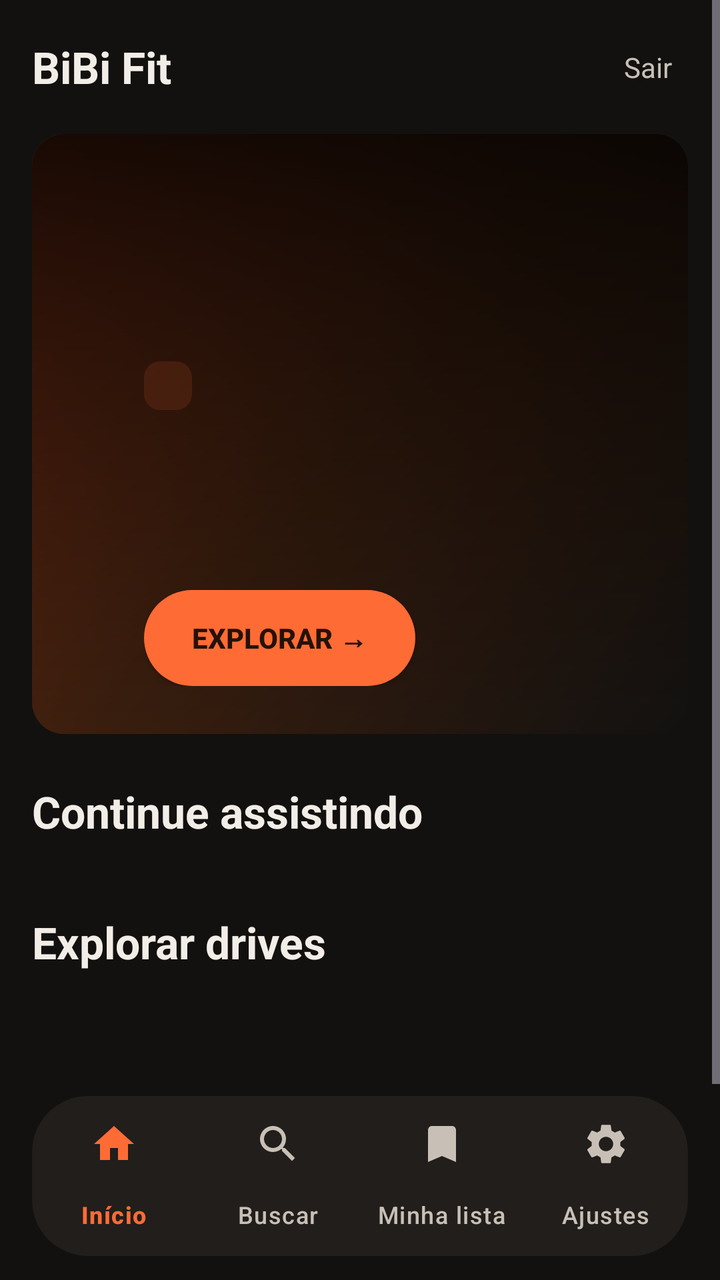
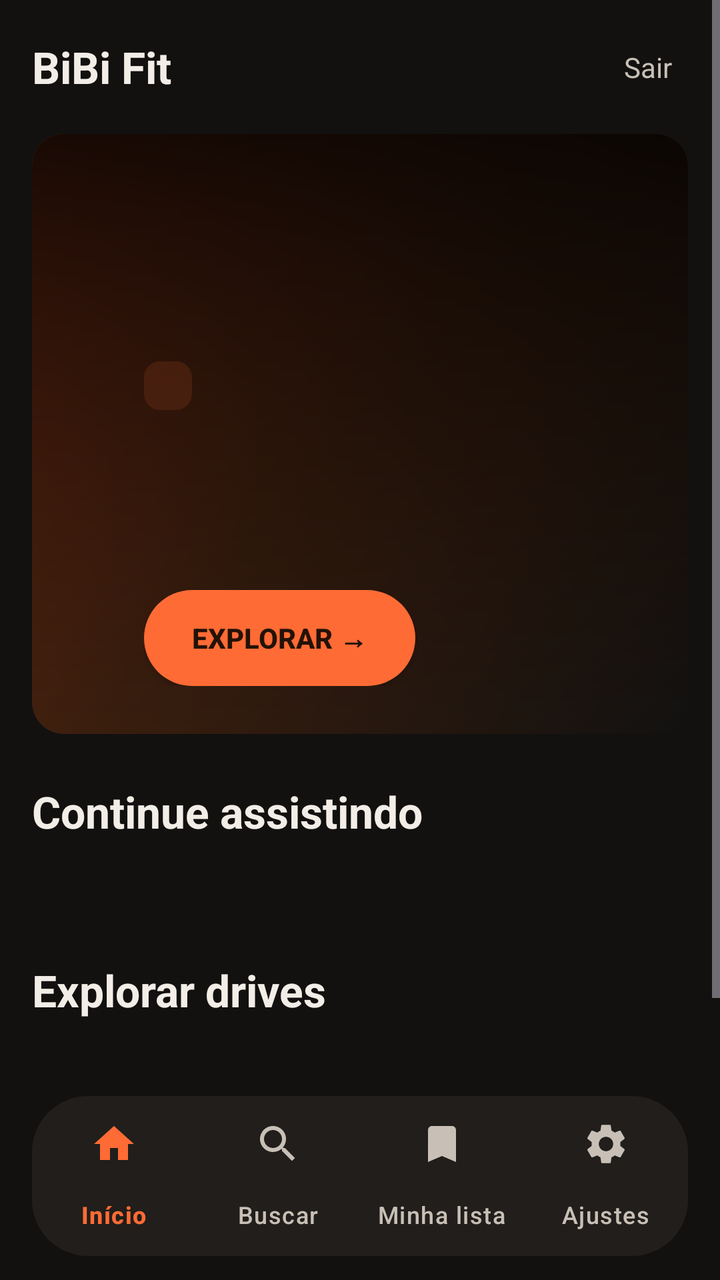

An Android layout rendered at two revisions. The XML below is the earlier revision; the diff shows what the commit changed to produce the second picture.
<!-- AndroidManifest.xml: application theme Theme.BiBiFit -->
<!-- res/layout/activity_home.xml -->
<?xml version="1.0" encoding="utf-8"?>
<LinearLayout xmlns:android="http://schemas.android.com/apk/res/android"
    xmlns:app="http://schemas.android.com/apk/res-auto"
    android:layout_width="match_parent"
    android:layout_height="match_parent"
    android:background="@color/md_background"
    android:orientation="vertical">

    <ScrollView
        android:layout_width="match_parent"
        android:layout_height="0dp"
        android:layout_weight="1"
        android:fillViewport="true">

        <LinearLayout
            android:layout_width="match_parent"
            android:layout_height="wrap_content"
            android:orientation="vertical"
            android:paddingHorizontal="@dimen/content_margin"
            android:paddingTop="@dimen/spacing_lg"
            android:paddingBottom="@dimen/spacing_lg">

            
            <LinearLayout
                android:layout_width="match_parent"
                android:layout_height="wrap_content"
                android:gravity="center_vertical"
                android:orientation="horizontal">

                <TextView
                    android:layout_width="0dp"
                    android:layout_height="wrap_content"
                    android:layout_weight="1"
                    android:text="@string/app_name"
                    android:textColor="@color/md_on_surface"
                    android:textSize="@dimen/text_topbar_title"
                    android:textStyle="bold" />

                <TextView
                    android:id="@+id/topSair"
                    android:layout_width="wrap_content"
                    android:layout_height="wrap_content"
                    android:clickable="true"
                    android:focusable="true"
                    android:background="@drawable/focus_ring_transparent"
                    android:focusableInTouchMode="true"
                    android:padding="@dimen/spacing_sm"
                    android:text="@string/home_logout"
                    android:textColor="@color/md_on_surface_variant"
                    android:textSize="@dimen/text_topbar_action" />
            </LinearLayout>

            
            <com.google.android.material.card.MaterialCardView
                android:id="@+id/heroCard"
                android:layout_width="match_parent"
                android:layout_height="@dimen/hero_height"
                android:layout_marginTop="@dimen/spacing_lg"
                app:cardCornerRadius="@dimen/radius_lg"
                app:cardElevation="@dimen/elevation_0"
                app:cardBackgroundColor="@color/tile_bg">

                <FrameLayout
                    android:layout_width="match_parent"
                    android:layout_height="match_parent">

                    
                    <View
                        android:id="@+id/heroBg"
                        android:layout_width="match_parent"
                        android:layout_height="match_parent"
                        android:background="@drawable/hero_gradient" />

                    
                    <ImageView
                        android:id="@+id/heroThumb"
                        android:layout_width="match_parent"
                        android:layout_height="match_parent"
                        android:scaleType="centerCrop"
                        android:visibility="gone"
                        android:contentDescription="@string/thumb_desc" />

                    
                    <View
                        android:id="@+id/heroScrim"
                        android:layout_width="match_parent"
                        android:layout_height="match_parent"
                        android:background="@drawable/hero_scrim" />

                    

                    <LinearLayout
                        android:layout_width="match_parent"
                        android:layout_height="wrap_content"
                        android:layout_gravity="bottom|start"
                        android:orientation="vertical"
                        android:paddingHorizontal="@dimen/hero_text_padding_side"
                        android:paddingVertical="@dimen/spacing_xl">

                        <TextView
                            android:id="@+id/heroBadge"
                            android:layout_width="wrap_content"
                            android:layout_height="wrap_content"
                            android:background="@drawable/chip_badge"
                            android:paddingHorizontal="@dimen/spacing_md"
                            android:paddingVertical="@dimen/spacing_xs"
                            android:textColor="@color/md_primary"
                            android:textSize="@dimen/text_hero_badge"
                            android:textStyle="bold" />

                        <TextView
                            android:id="@+id/heroTitle"
                            android:layout_width="match_parent"
                            android:layout_height="wrap_content"
                            android:layout_marginTop="@dimen/spacing_sm"
                            android:ellipsize="end"
                            android:maxLines="2"
                            android:textColor="@color/md_on_surface"
                            android:textSize="@dimen/text_hero_title"
                            android:textStyle="bold" />

                        <TextView
                            android:id="@+id/heroSubtitle"
                            android:layout_width="match_parent"
                            android:layout_height="wrap_content"
                            android:layout_marginTop="4dp"
                            android:ellipsize="end"
                            android:maxLines="2"
                            android:textColor="@color/md_on_surface_variant"
                            android:textSize="@dimen/text_hero_subtitle" />

                        <androidx.appcompat.widget.AppCompatButton
                            android:id="@+id/heroPlay"
                            android:layout_width="wrap_content"
                            android:layout_height="48dp"
                            android:layout_marginTop="@dimen/spacing_lg"
                            android:background="@drawable/btn_primary_pill"
                            android:paddingHorizontal="@dimen/spacing_xl"
                            android:text="@string/explore_cta"
                            android:textColor="@color/md_on_primary"
                            android:textSize="@dimen/text_button"
                            android:textStyle="bold" />

                        
                    </LinearLayout>

                    
                </FrameLayout>
            </com.google.android.material.card.MaterialCardView>

            
            <LinearLayout
                android:id="@+id/featuredSection"
                android:layout_width="match_parent"
                android:layout_height="wrap_content"
                android:layout_marginTop="@dimen/spacing_xl"
                android:orientation="vertical"
                android:visibility="gone">

                <TextView
                    android:layout_width="match_parent"
                    android:layout_height="wrap_content"
                    android:text="@string/continue_from_where"
                    android:textColor="@color/md_on_surface"
                    android:textSize="@dimen/text_section_title"
                    android:textStyle="bold" />

                <com.google.android.material.card.MaterialCardView
                    android:id="@+id/featured_card"
                    android:layout_width="match_parent"
                    android:layout_height="wrap_content"
                    android:layout_marginTop="@dimen/spacing_md"
                    app:cardCornerRadius="@dimen/radius_lg"
                    app:cardElevation="@dimen/elevation_0"
                    app:cardBackgroundColor="@color/tile_bg">

                    <LinearLayout
                        android:layout_width="match_parent"
                        android:layout_height="wrap_content"
                        android:orientation="horizontal"
                        android:padding="@dimen/spacing_lg">

                        <FrameLayout
                            android:layout_width="200dp"
                            android:layout_height="112dp">

                            <View
                                android:id="@+id/featuredBg"
                                android:layout_width="match_parent"
                                android:layout_height="match_parent"
                                android:background="@drawable/card_gradient_pink" />

                            <ImageView
                                android:id="@+id/featuredThumb"
                                android:layout_width="match_parent"
                                android:layout_height="match_parent"
                                android:scaleType="centerCrop"
                                android:visibility="gone"
                                android:contentDescription="@string/thumb_desc" />

                            <TextView
                                android:id="@+id/featuredDriveArt"
                                android:layout_width="match_parent"
                                android:layout_height="match_parent"
                                android:gravity="center"
                                android:textColor="@color/tile_title"
                                android:textSize="@dimen/text_monogram"
                                android:textStyle="bold" />
                        </FrameLayout>

                        <LinearLayout
                            android:layout_width="0dp"
                            android:layout_height="wrap_content"
                            android:layout_marginStart="@dimen/spacing_lg"
                            android:layout_weight="1"
                            android:orientation="vertical">

                            <TextView
                                android:id="@+id/featuredTitle"
                                android:layout_width="match_parent"
                                android:layout_height="wrap_content"
                                android:ellipsize="end"
                                android:maxLines="2"
                                android:textColor="@color/md_on_surface"
                                android:textSize="@dimen/text_card_title"
                                android:textStyle="bold" />

                            <TextView
                                android:id="@+id/featuredSubtitle"
                                android:layout_width="match_parent"
                                android:layout_height="wrap_content"
                                android:layout_marginTop="2dp"
                                android:ellipsize="end"
                                android:maxLines="1"
                                android:textColor="@color/md_on_surface_variant"
                                android:textSize="@dimen/text_card_subtitle" />

                            <ProgressBar
                                android:id="@+id/featuredProgress"
                                style="?android:attr/progressBarStyleHorizontal"
                                android:layout_width="match_parent"
                                android:layout_height="4dp"
                                android:layout_marginTop="@dimen/spacing_sm"
                                android:max="100"
                                android:progressDrawable="@drawable/progress_horizontal" />

                            <TextView
                                android:id="@+id/featuredProgressText"
                                android:layout_width="match_parent"
                                android:layout_height="wrap_content"
                                android:layout_marginTop="4dp"
                                android:textColor="@color/md_primary"
                                android:textSize="@dimen/text_card_progress" />

                            <TextView
                                android:id="@+id/featuredTimeText"
                                android:layout_width="match_parent"
                                android:layout_height="wrap_content"
                                android:layout_marginTop="2dp"
                                android:textColor="@color/md_on_surface_variant"
                                android:textSize="@dimen/text_card_progress" />

                            <androidx.appcompat.widget.AppCompatButton
                                android:id="@+id/featuredContinue"
                                android:layout_width="wrap_content"
                                android:layout_height="48dp"
                                android:layout_marginTop="@dimen/spacing_md"
                                android:background="@drawable/btn_primary_pill"
                                android:paddingHorizontal="@dimen/spacing_xl"
                                android:text="@string/cta_continue"
                                android:textColor="@color/md_on_primary"
                                android:textSize="@dimen/text_button"
                                android:textStyle="bold" />
                        </LinearLayout>
                    </LinearLayout>
                </com.google.android.material.card.MaterialCardView>
            </LinearLayout>

            
            <TextView
                android:id="@+id/labelContinue"
                android:layout_width="match_parent"
                android:layout_height="wrap_content"
                android:layout_marginTop="@dimen/spacing_xl"
                android:text="@string/continue_watching"
                android:textColor="@color/md_on_surface"
                android:textSize="@dimen/text_section_title"
                android:textStyle="bold" />

            <androidx.recyclerview.widget.RecyclerView
                android:id="@+id/railContinue"
                android:layout_width="match_parent"
                android:layout_height="wrap_content"
                android:layout_marginTop="@dimen/spacing_md"
                android:clipToPadding="false"
                android:overScrollMode="never" />

            
            <TextView
                android:id="@+id/labelDrives"
                android:layout_width="match_parent"
                android:layout_height="wrap_content"
                android:layout_marginTop="@dimen/spacing_xl"
                android:text="@string/explore_drives"
                android:textColor="@color/md_on_surface"
                android:textSize="@dimen/text_section_title"
                android:textStyle="bold" />

            <androidx.recyclerview.widget.RecyclerView
                android:id="@+id/railDrives"
                android:layout_width="match_parent"
                android:layout_height="wrap_content"
                android:layout_marginTop="@dimen/spacing_md"
                android:clipToPadding="false"
                android:overScrollMode="never" />

            <TextView
                android:id="@+id/footerVersion"
                android:layout_width="match_parent"
                android:layout_height="wrap_content"
                android:layout_marginTop="@dimen/spacing_xl"
                android:gravity="center"
                android:textColor="@color/md_on_surface_variant"
                android:textSize="@dimen/text_footer" />
        </LinearLayout>
    </ScrollView>

    
    <com.google.android.material.bottomnavigation.BottomNavigationView
        android:id="@+id/bottomNav"
        android:layout_width="match_parent"
        android:layout_height="wrap_content"
        android:layout_marginHorizontal="@dimen/content_margin"
        android:layout_marginBottom="@dimen/spacing_md"
        android:background="@drawable/nav_bar_background"
        android:elevation="@dimen/elevation_3"
        app:itemActiveIndicatorStyle="@style/NavIndicatorPill"
        app:itemIconTint="@color/bottom_nav_item_color"
        app:itemTextColor="@color/bottom_nav_item_color"
        app:labelVisibilityMode="labeled"
        app:menu="@menu/bottom_nav_menu" />
</LinearLayout>
<!-- resources referenced by this layout -->
<resources>
  <color name="md_background">#FF121110</color>
  <color name="md_on_primary">#FF241207</color>
  <color name="md_on_surface">#FFF2EDE6</color>
  <color name="md_on_surface_variant">#FFC8C0B6</color>
  <color name="md_primary">#FFFF6B35</color>
  <color name="tile_bg">#FF141210</color>
  <color name="tile_title">#FFFFFFFF</color>
  <dimen name="content_margin">16dp</dimen>
  <dimen name="elevation_0">0dp</dimen>
  <dimen name="elevation_3">3dp</dimen>
  <dimen name="hero_height">300dp</dimen>
  <dimen name="hero_text_padding_side">56dp</dimen>
  <dimen name="radius_lg">16dp</dimen>
  <dimen name="spacing_lg">16dp</dimen>
  <dimen name="spacing_md">12dp</dimen>
  <dimen name="spacing_sm">8dp</dimen>
  <dimen name="spacing_xl">24dp</dimen>
  <dimen name="spacing_xs">4dp</dimen>
  <dimen name="text_button">14sp</dimen>
  <dimen name="text_card_progress">12sp</dimen>
  <dimen name="text_card_subtitle">14sp</dimen>
  <dimen name="text_card_title">16sp</dimen>
  <dimen name="text_footer">12sp</dimen>
  <dimen name="text_hero_badge">12sp</dimen>
  <dimen name="text_hero_subtitle">16sp</dimen>
  <dimen name="text_hero_title">30sp</dimen>
  <dimen name="text_monogram">28sp</dimen>
  <dimen name="text_section_title">22sp</dimen>
  <dimen name="text_topbar_action">14sp</dimen>
  <dimen name="text_topbar_title">22sp</dimen>
  <!-- drawable chip_badge (drawable) -->
  <?xml version="1.0" encoding="utf-8"?>
  <shape xmlns:android="http://schemas.android.com/apk/res/android"
      android:shape="rectangle">
      <corners android:radius="@dimen/radius_sm" />
      <solid android:color="@color/hero_badge_bg" />
  </shape>
  <!-- drawable nav_bar_background (drawable) -->
  <?xml version="1.0" encoding="utf-8"?>
  <shape xmlns:android="http://schemas.android.com/apk/res/android"
      android:shape="rectangle">
      <corners android:radius="28dp" />
      <solid android:color="@color/md_surface_container" />
  </shape>
  <string name="app_name">BiBi Fit</string>
  <string name="continue_from_where">Continuar de onde parou</string>
  <string name="continue_watching">Continue assistindo</string>
  <string name="cta_continue">▶ Continuar assistindo</string>
  <string name="explore_cta">Explorar →</string>
  <string name="explore_drives">Explorar drives</string>
  <string name="home_logout">Sair</string>
  <string name="thumb_desc">Thumbnail da aula</string>
  <style name="NavIndicatorPill" parent="Widget.Material3.BottomNavigationView.ActiveIndicator">
          <item name="android:background">@drawable/nav_indicator_pill</item>
      </style>
  <dimen name="radius_pill">64dp</dimen>
  <dimen name="radius_sm">8dp</dimen>
  <color name="hero_badge_bg">#1FFF6B35</color>
  <dimen name="radius_md">12dp</dimen>
  <color name="tile_bg_focused">#FF1B1917</color>
  <dimen name="focus_ring_width">3dp</dimen>
  <color name="tile_focus_ring">#FFFF6B35</color>
  <color name="md_surface_container">#FF211E1B</color>
  <color name="progress_track">#33FFFFFF</color>
  <!-- drawable nav_indicator_pill (drawable) -->
  <?xml version="1.0" encoding="utf-8"?>
  <shape xmlns:android="http://schemas.android.com/apk/res/android"
      android:shape="rectangle">
      <corners android:radius="@dimen/radius_pill" />
      <solid android:color="@color/hero_badge_bg" />
  </shape>
  <color name="md_primary_container">#FF7B2D12</color>
  <color name="md_on_primary_container">#FFFFEAF1</color>
  <color name="md_secondary">#FFD9A05B</color>
  <color name="md_on_secondary">#FF241A08</color>
  <color name="md_secondary_container">#FF4A3413</color>
  <color name="md_on_secondary_container">#FFF7E8CF</color>
  <color name="md_surface">#FF1B1917</color>
  <color name="md_surface_variant">#FF2A2622</color>
  <color name="md_on_background">#FFF2EDE6</color>
  <color name="md_outline">#FF453E36</color>
  <color name="md_outline_variant">#FF2E2A26</color>
  <color name="md_error">#FFCF6679</color>
  <color name="md_on_error">#FF600014</color>
  <!-- unchanged entries left out for length: 8 -->
</resources>

<!-- the commit's change to res/layout/activity_home.xml (unified diff, before → after) -->
@@ -16,6 +16,7 @@
             android:layout_width="match_parent"
             android:layout_height="wrap_content"
             android:orientation="vertical"
+            android:clipChildren="false"
             android:paddingHorizontal="@dimen/content_margin"
             android:paddingTop="@dimen/spacing_lg"
             android:paddingBottom="@dimen/spacing_lg">
@@ -287,12 +288,16 @@
                 android:textSize="@dimen/text_section_title"
                 android:textStyle="bold" />
 
+            
             <androidx.recyclerview.widget.RecyclerView
                 android:id="@+id/railContinue"
                 android:layout_width="match_parent"
                 android:layout_height="wrap_content"
                 android:layout_marginTop="@dimen/spacing_md"
                 android:clipToPadding="false"
+                android:paddingHorizontal="16dp"
+                android:paddingVertical="12dp"
+                android:clipChildren="false"
                 android:overScrollMode="never" />
 
             
@@ -306,12 +311,16 @@
                 android:textSize="@dimen/text_section_title"
                 android:textStyle="bold" />
 
+            
             <androidx.recyclerview.widget.RecyclerView
                 android:id="@+id/railDrives"
                 android:layout_width="match_parent"
                 android:layout_height="wrap_content"
                 android:layout_marginTop="@dimen/spacing_md"
                 android:clipToPadding="false"
+                android:paddingHorizontal="16dp"
+                android:paddingVertical="12dp"
+                android:clipChildren="false"
                 android:overScrollMode="never" />
 
             <TextView
